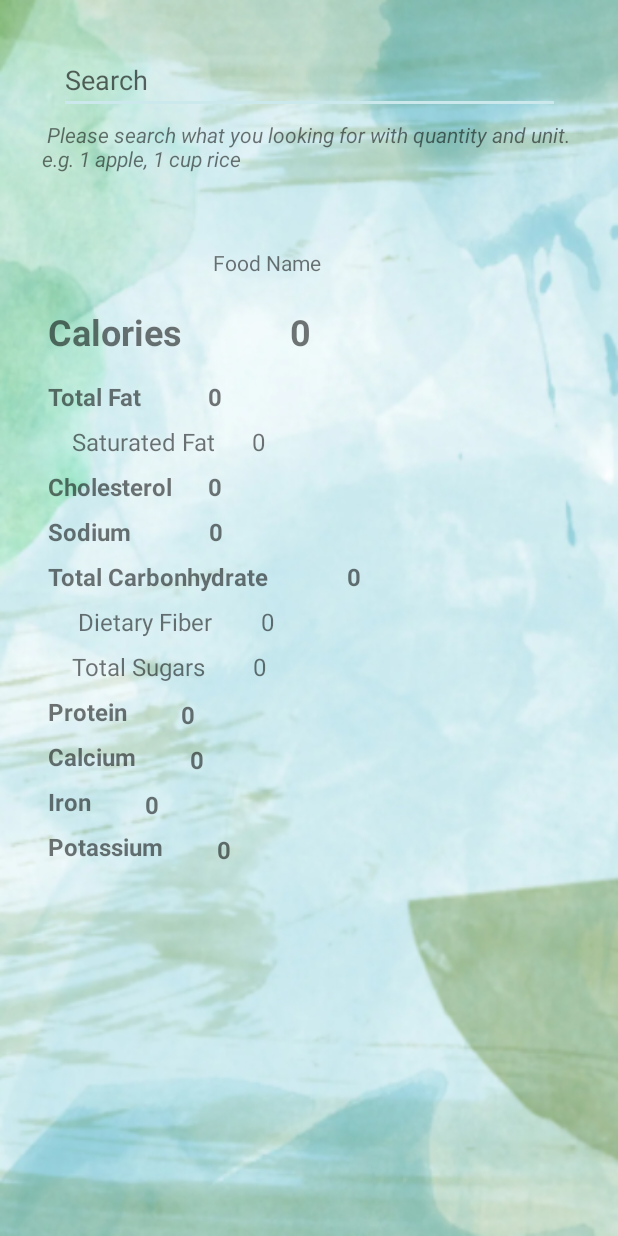
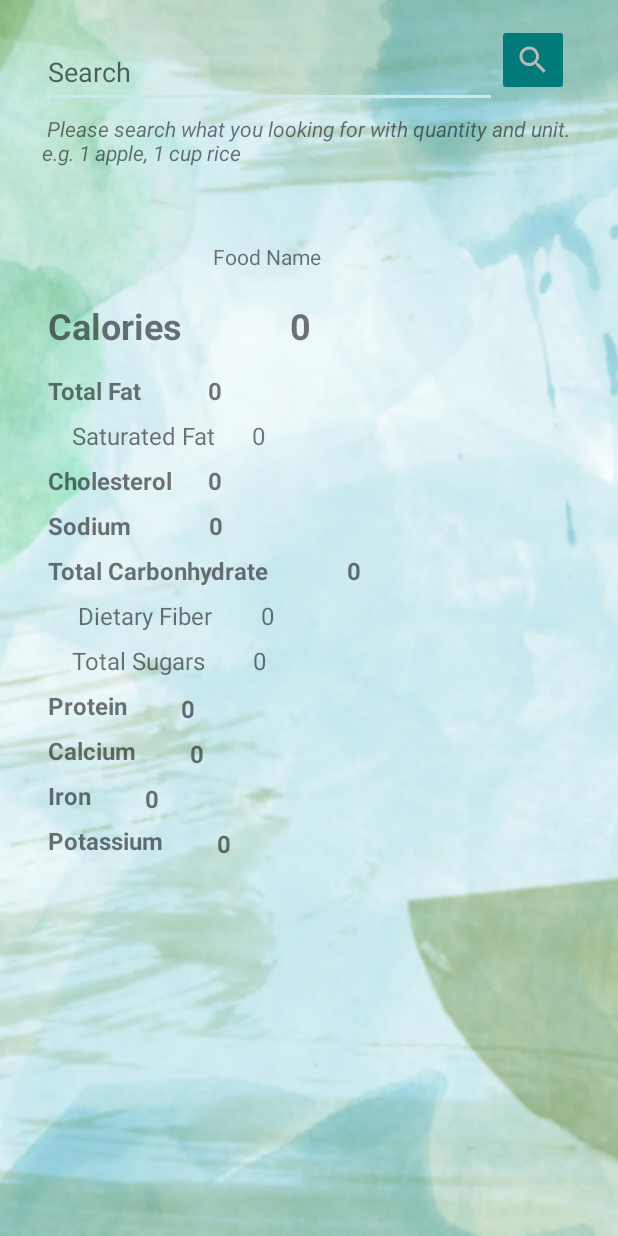
Before and after one commit to bengisugelin/NutriTrack, an Android app: the SearchActivity screen opened directly, with no data from a screen before it, on a phone screen of 412 x 824 dp. Run offline under Robolectric (Android 15) with nearby library versions, the phone set to English and light mode, and no system bars; our stand-ins replace Volley.

```diff
--- a/app/src/main/res/layout/activity_search.xml
+++ b/app/src/main/res/layout/activity_search.xml
@@ -30,6 +30,20 @@
         app:layout_constraintHorizontal_bias="0.418"
         app:layout_constraintStart_toStartOf="parent"
         app:layout_constraintTop_toBottomOf="@+id/textView6" />
+
+    <ImageButton
+        android:id="@+id/searchButton"
+        android:layout_width="wrap_content"
+        android:layout_height="wrap_content"
+        android:layout_marginTop="16dp"
+        android:minHeight="48dp"
+        app:layout_constraintEnd_toEndOf="parent"
+        app:layout_constraintHorizontal_bias="0.0"
+        app:layout_constraintStart_toEndOf="@+id/editText_searchedfood"
+        app:layout_constraintTop_toTopOf="parent"
+        app:srcCompat="@drawable/baseline_search_24"
+        tools:ignore="SpeakableTextPresentCheck"
+        android:backgroundTint="@color/green_dark" />
 
     <TextView
         android:id="@+id/txt_Calories"
@@ -315,13 +329,13 @@
 
     <EditText
         android:id="@+id/editText_searchedfood"
-        android:layout_width="334dp"
-        android:layout_height="44dp"
-        android:layout_marginTop="32dp"
+        android:layout_width="303dp"
+        android:layout_height="48dp"
+        android:layout_marginStart="28dp"
+        android:layout_marginTop="24dp"
         android:ems="10"
         android:hint="Search "
         android:inputType="textPersonName"
-        app:layout_constraintEnd_toEndOf="parent"
         app:layout_constraintStart_toStartOf="parent"
         app:layout_constraintTop_toTopOf="parent" />
 
```
Also changed, not shown: app/src/main/java/com/example/nutritrack/activities/SearchActivity.java (+82 -94 lines).
